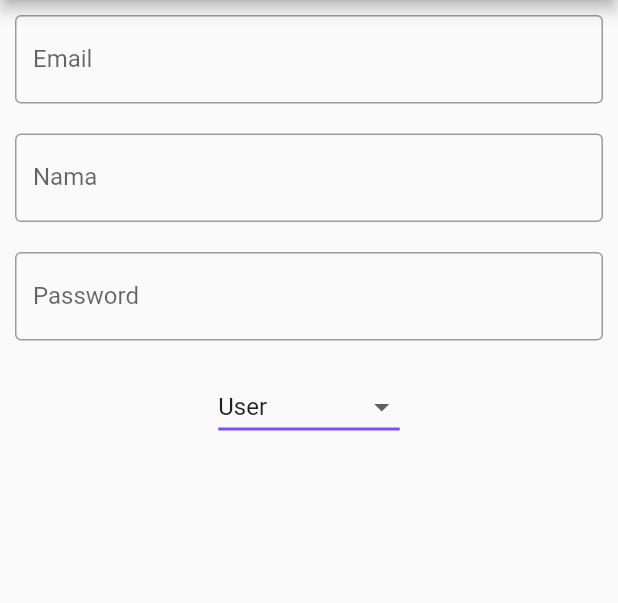
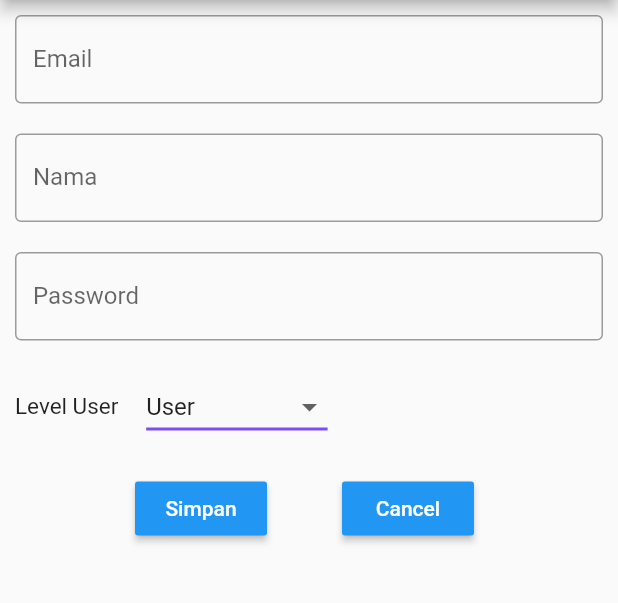
Before and after one commit to kaconk17/flutter_form, a Flutter app: the screen it shows after launch, in the side drawer, after a tap on "Register", on a phone screen of 412 x 824 dp, the part 84-687 px from its top. Run offline on Flutter 3.47's test engine with Material 2 defaults, Android fonts, the phone set to English and light mode, and no system bars.

Commit message:
button simpan

```diff
--- a/lib/view/form.dart
+++ b/lib/view/form.dart
@@ -13,6 +13,10 @@ class _FormRegisterState extends State<FormRegister> {
     setState(() {
       _level = value;
     });
+  }
+
+  void _get_user() {
+    _level = _level;
   }
 
   Widget build(BuildContext context) {
@@ -47,6 +51,12 @@ class _FormRegisterState extends State<FormRegister> {
                   new Padding(
                     padding: EdgeInsets.only(top: 20.0),
                   ),
+                  new Row(
+                    children: <Widget>[
+                      new Text(
+                        "Level User     ",
+                        style: TextStyle(fontSize: 15),
+                      ),
                       new DropdownButton(
                         underline: Container(
                           height: 2,
@@ -63,6 +73,41 @@ class _FormRegisterState extends State<FormRegister> {
                       )
                     ],
                   ),
+                  new Padding(
+                    padding: EdgeInsets.only(top: 20.0),
+                  ),
+                  new Row(
+                    children: <Widget>[
+                      new Padding(
+                        padding: EdgeInsets.only(left: 80),
+                      ),
+                      new RaisedButton(
+                        child: new Text(
+                          "Simpan",
+                          style: TextStyle(color: Colors.white),
+                        ),
+                        color: Colors.blue,
+                        onPressed: () {
+                          _get_user();
+                        },
+                      ),
+                      new Padding(
+                        padding: EdgeInsets.only(left: 50),
+                      ),
+                      new RaisedButton(
+                        child: new Text(
+                          "Cancel",
+                          style: TextStyle(color: Colors.white),
+                        ),
+                        color: Colors.blue,
+                        onPressed: () {
+                          _get_user();
+                        },
+                      ),
+                    ],
+                  )
+                ],
+              ),
             ),
           ],
         ));
```
Lines whose indentation alone changed are shown as unchanged.
